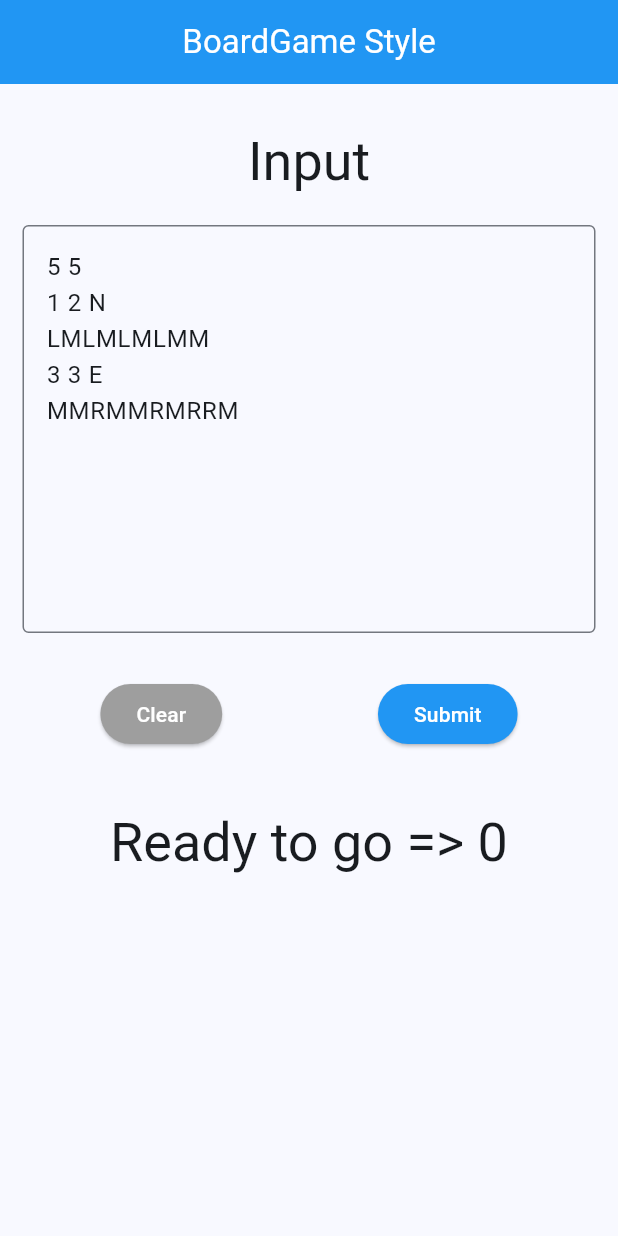
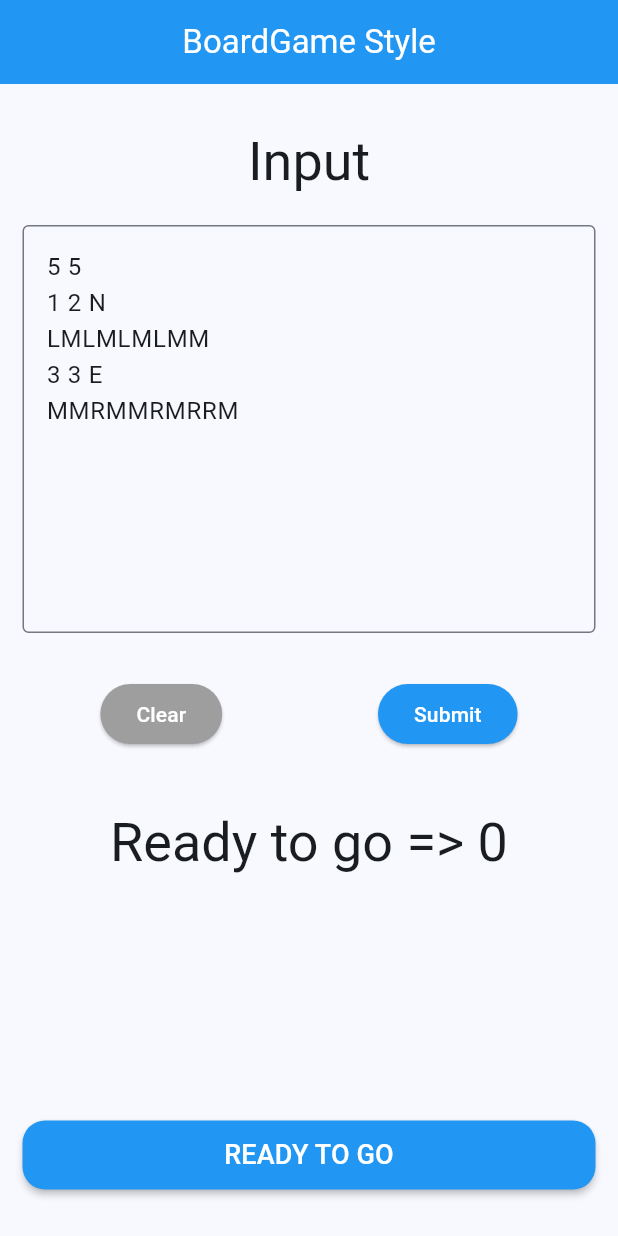
Before and after one commit to AndresMontaniv/MarsRoverCodingChallenge-Flutter, a Flutter app: the screen it shows after launch, on a phone screen of 412 x 824 dp. Run offline on Flutter 3.47's test engine with Material 3 defaults, Android fonts, the light colour scheme and no system bars.

Commit message:
custom material btn

```diff
--- a/lib/screens/input_screen.dart
+++ b/lib/screens/input_screen.dart
@@ -1,5 +1,7 @@
 import 'package:flutter/material.dart';
 import 'package:provider/provider.dart';
+
+import '../widgets/widgets.dart';
 import '../providers/rover_provider.dart';
 
 class InputScreen extends StatefulWidget {
@@ -43,11 +45,15 @@ class _InputScreenState extends State<InputScreen> {
       appBar: AppBar(
         title: const Text('BoardGame Style'),
       ),
-      body: SingleChildScrollView(
+      body: Padding(
         padding: const EdgeInsets.symmetric(
           vertical: 30,
           horizontal: 15,
         ),
+        child: CustomScrollView(
+          keyboardDismissBehavior: ScrollViewKeyboardDismissBehavior.onDrag,
+          slivers: [
+            SliverToBoxAdapter(
               child: Center(
                 child: ConstrainedBox(
                   constraints: const BoxConstraints(
@@ -108,13 +114,24 @@ class _InputScreenState extends State<InputScreen> {
                         'Ready to go => ${roverProvider.roversLoaded}',
                         style: Theme.of(context).textTheme.displaySmall,
                       ),
-
-
                     ],
                   ),
                 ),
               ),
             ),
+            SliverFillRemaining(
+              hasScrollBody: false,
+              child: Align(
+                alignment: Alignment.bottomCenter,
+                child: CustomMaterialButton(
+                  title: 'Ready to go',
+                  onPressed: () {},
+                ),
+              ),
+            ),
+          ],
+        ),
+      ),
     );
   }
 }
--- /dev/null
+++ b/lib/widgets/custom_material_button.dart
@@ -0,0 +1,41 @@
+import 'package:flutter/material.dart';
+
+class CustomMaterialButton extends StatelessWidget {
+  final Color color;
+  final String title;
+  final double fontSize;
+  final void Function()? onPressed;
+  final EdgeInsetsGeometry? margin;
+  const CustomMaterialButton({
+    super.key,
+    required this.title,
+    required this.onPressed,
+    this.color = Colors.blue,
+    this.margin,
+    this.fontSize = 18,
+  });
+
+  @override
+  Widget build(BuildContext context) {
+    return MaterialButton(
+      minWidth: double.infinity,
+      shape: RoundedRectangleBorder(
+        borderRadius: BorderRadius.circular(15),
+      ),
+      padding: const EdgeInsets.symmetric(
+        vertical: 10,
+        horizontal: 10,
+      ),
+      color: color,
+      onPressed: onPressed,
+      child: Text(
+        title.toUpperCase(),
+        maxLines: 1,
+        style: TextStyle(
+          fontSize: fontSize,
+          color: Colors.white,
+        ),
+      ),
+    );
+  }
+}
--- /dev/null
+++ b/lib/widgets/widgets.dart
@@ -0,0 +1 @@
+export './custom_material_button.dart';
```
Lines whose indentation alone changed are shown as unchanged.
